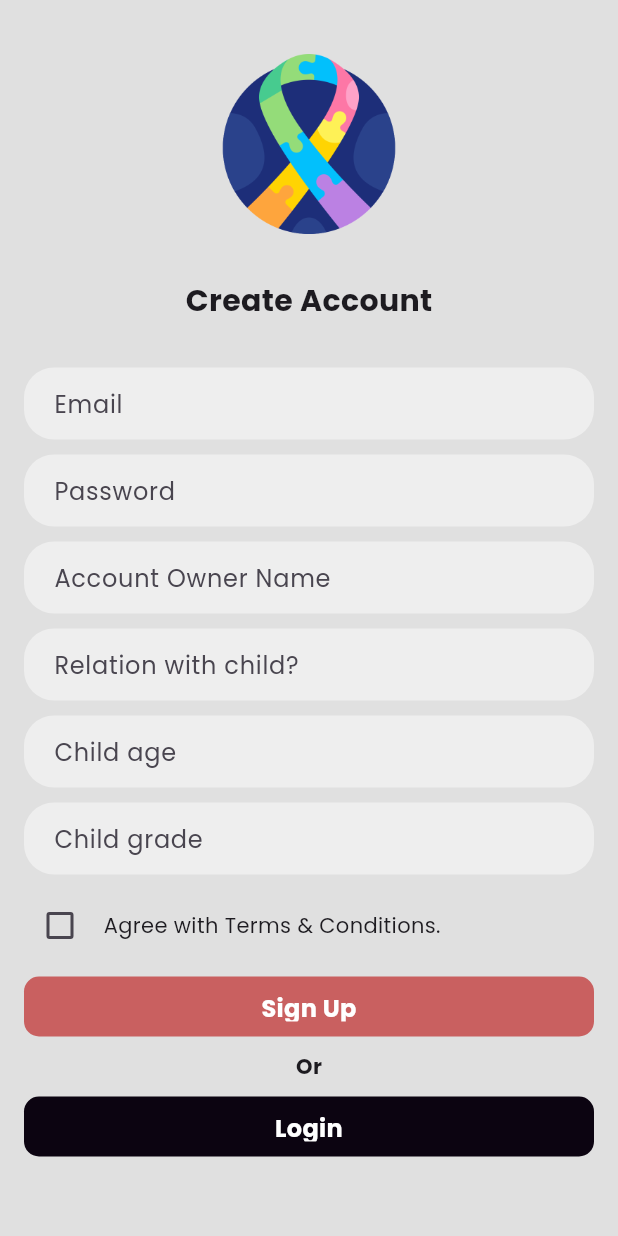
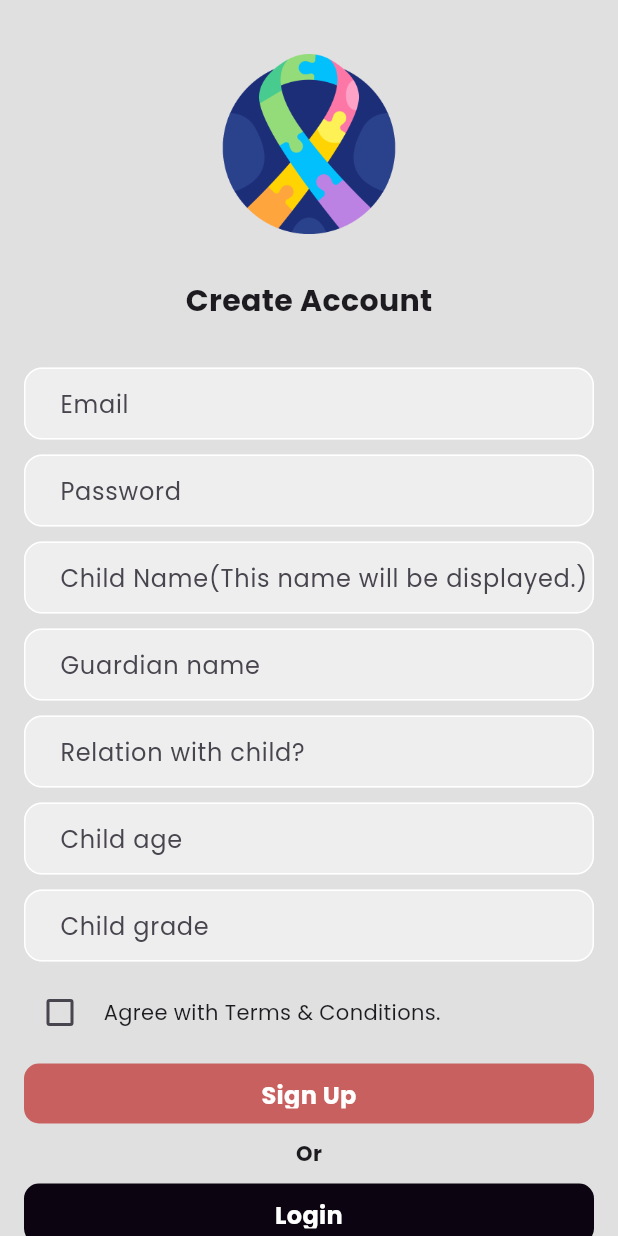
Before and after one commit to faisal-shohag/Autism-Spectrum-Disorder_Flutter_ML, a Flutter app: the screen it shows after launch, after a tap on "Sign Up", on a phone screen of 412 x 824 dp. Run offline on Flutter 3.47's test engine with Material 2 defaults, Android fonts, the light colour scheme and no system bars; our stand-ins replace dio, dropdown_textfield, firebase_auth, firebase_core, flutter_animate, google_fonts and 2 more; missing offline and left inert: r_nav_n_sheet; accounts and stored records are empty.

Commit message:
sign_in & sign up method & screen added

```diff
--- a/lib/components/input.dart
+++ b/lib/components/input.dart
@@ -1,29 +1,44 @@
+import 'package:asd/const/color.dart';
 import 'package:flutter/material.dart';
 
 class InputTextField extends StatelessWidget {
   final String? hintText;
   final TextEditingController controller;
   final TextInputType keyboardType;
-  InputTextField(
-      {super.key,
-      required this.hintText,
-      required this.controller,
-      required this.keyboardType});
+  final bool obscureText;
+  InputTextField({
+    super.key,
+    required this.hintText,
+    required this.controller,
+    required this.keyboardType,
+    required this.obscureText,
+  });
 
   @override
   Widget build(BuildContext context) {
     return Container(
-      padding: EdgeInsets.only(left: 20),
-      decoration: BoxDecoration(
-        borderRadius: BorderRadius.circular(20),
-        color: Colors.grey[200],
-      ),
+      // padding: EdgeInsets.only(left: 20),
+      // decoration: BoxDecoration(
+      //   borderRadius: BorderRadius.circular(20),
+      //   // color: Colors.grey[200],
+      // ),
       child: TextField(
         controller: controller,
+        obscureText: obscureText,
         decoration: InputDecoration(
-          enabledBorder: InputBorder.none,
+          contentPadding: EdgeInsets.only(left: 20),
+          enabledBorder: OutlineInputBorder(
+            borderRadius: BorderRadius.circular(12),
+            borderSide: BorderSide(color: Colors.white),
+          ),
           hintText: hintText,
-          focusedBorder: InputBorder.none,
+          focusedBorder: OutlineInputBorder(
+            borderRadius: BorderRadius.circular(12),
+            borderSide: BorderSide(color: color2.withOpacity(0.3)),
+            gapPadding: 0,
+          ),
+          filled: true,
+          fillColor: Colors.grey[200],
         ),
         keyboardType: TextInputType.emailAddress,
       ),
--- a/lib/main.dart
+++ b/lib/main.dart
@@ -3,7 +3,9 @@ import 'package:asd/components/sheet.dart';
 import 'package:asd/models/myData.dart';
 import 'package:asd/components/diagnosis_form.dart';
 import 'package:asd/screens/home.dart';
-import 'package:asd/screens/login.dart';
+// import 'package:asd/screens/login.dart';
+import 'package:asd/services/authmiddle.dart';
+import 'package:firebase_auth/firebase_auth.dart';
 // import 'package:asd/services/server.dart';
 import 'package:flutter/material.dart';
 import 'package:flutter/scheduler.dart';
@@ -14,7 +16,14 @@ import 'package:r_nav_n_sheet/r_nav_n_sheet.dart';
 import 'package:remixicon/remixicon.dart';
 import 'package:google_fonts/google_fonts.dart';
 
-void main() {
+import 'package:firebase_core/firebase_core.dart';
+import 'firebase_options.dart';
+
+void main() async {
+  WidgetsFlutterBinding.ensureInitialized();
+  await Firebase.initializeApp(
+    options: DefaultFirebaseOptions.currentPlatform,
+  );
   runApp(ChangeNotifierProvider(
     create: (context) => MyData(),
     child: const MyApp(),
@@ -63,7 +72,7 @@ class _MyAppState extends State<MyApp> {
         //     .apply(fontFamily: GoogleFonts.poppins().fontFamily),
       ),
       themeMode: _themeMode,
-      home: LoginPage(),
+      home: AuthCheck(),
     );
   }
 }
@@ -77,15 +86,15 @@ class _MyAppState extends State<MyApp> {
 //       )
 
 class MyHomePage extends StatefulWidget {
-  const MyHomePage({
+  MyHomePage({
     super.key,
-    required this.title,
-    required this.handleBrightnessChange,
-    required this.useLightMode,
+    this.title,
+    this.handleBrightnessChange,
+    this.useLightMode,
   });
-  final String title;
-  final bool useLightMode;
-  final void Function(bool useLightMode) handleBrightnessChange;
+  final String? title;
+  final bool? useLightMode;
+  final void Function(bool useLightMode)? handleBrightnessChange;
 
   @override
   State<MyHomePage> createState() => _MyHomePageState();
@@ -105,20 +114,39 @@ class _MyHomePageState extends State<MyHomePage> {
 
   var currentIndex = 0;
 
+  Future signOut() async {
+    await FirebaseAuth.instance.signOut();
+    // debugPrint('SignOut');
+  }
+
   @override
   Widget build(BuildContext context) {
     // var theme = Theme.of(context);
     return Scaffold(
       appBar: AppBar(
         title: Text(
-          widget.title,
+          'ASDx',
           style: GoogleFonts.montserrat(),
         ),
-        actions: <Widget>[
-          _BrightnessButton(
-            handleBrightnessChange: widget.handleBrightnessChange,
+        actions: [
+          GestureDetector(
+            onTap: () {
+              signOut();
+            },
+            child: Container(
+              padding: EdgeInsets.only(right: 20),
+              child: Icon(
+                Remix.logout_box_line,
+              ),
+            ),
           ),
         ],
+
+        // actions: <Widget>[
+        //   _BrightnessButton(
+        //     handleBrightnessChange: widget.handleBrightnessChange,
+        //   ),
+        // ],
       ),
       body: screens[currentIndex],
       bottomNavigationBar: RNavNSheet(
--- a/lib/screens/login.dart
+++ b/lib/screens/login.dart
@@ -1,10 +1,14 @@
 import 'package:asd/components/button.dart';
-import 'package:asd/const/color.dart';
-import 'package:asd/main.dart';
+// import 'package:asd/const/color.dart';
+// import 'package:asd/main.dart';
 import 'package:asd/screens/signup.dart';
+import 'package:firebase_auth/firebase_auth.dart';
 import 'package:flutter/material.dart';
-import 'package:flutter/scheduler.dart';
-import 'package:flutter_animate/flutter_animate.dart';
+// import 'package:flutter/scheduler.dart';
+// import 'package:flutter_animate/flutter_animate.dart';
+import 'package:asd/components/snackBars.dart';
+
+import '../components/input.dart';
 
 class LoginPage extends StatefulWidget {
   const LoginPage({super.key});
@@ -14,18 +18,14 @@ class LoginPage extends StatefulWidget {
 }
 
 class _LoginPageState extends State<LoginPage> {
-  ThemeMode _themeMode = ThemeMode.light;
+  TextEditingController email = TextEditingController();
+  TextEditingController password = TextEditingController();
 
-  bool get useLightMode {
-    switch (_themeMode) {
-      case ThemeMode.system:
-        return SchedulerBinding.instance.window.platformBrightness ==
-            Brightness.light;
-      case ThemeMode.light:
-        return true;
-      case ThemeMode.dark:
-        return false;
-    }
+  Future sinIn() async {
+    await FirebaseAuth.instance.signInWithEmailAndPassword(
+      email: email.text.trim(),
+      password: password.text.trim(),
+    );
   }
 
   @override
@@ -59,38 +59,20 @@ class _LoginPageState extends State<LoginPage> {
                   SizedBox(
                     height: 50,
                   ),
-                  Container(
-                    padding: EdgeInsets.only(left: 20),
-                    decoration: BoxDecoration(
-                      borderRadius: BorderRadius.circular(20),
-                      color: Colors.grey[200],
-                    ),
-                    child: TextField(
-                      decoration: InputDecoration(
-                        enabledBorder: InputBorder.none,
-                        hintText: 'Email',
-                        focusedBorder: InputBorder.none,
-                      ),
-                      keyboardType: TextInputType.emailAddress,
-                    ),
+                  InputTextField(
+                    obscureText: false,
+                    hintText: 'Email',
+                    controller: email,
+                    keyboardType: TextInputType.emailAddress,
                   ),
                   SizedBox(
-                    height: 20,
+                    height: 10,
                   ),
-                  Container(
-                    padding: EdgeInsets.only(left: 20),
-                    decoration: BoxDecoration(
-                      borderRadius: BorderRadius.circular(20),
-                      color: Colors.grey[200],
-                    ),
-                    child: TextField(
-                      decoration: InputDecoration(
-                        enabledBorder: InputBorder.none,
-                        hintText: 'Password',
-                        focusedBorder: InputBorder.none,
-                      ),
-                      keyboardType: TextInputType.visiblePassword,
-                    ),
+                  InputTextField(
+                    obscureText: true,
+                    hintText: 'Password',
+                    controller: password,
+                    keyboardType: TextInputType.visiblePassword,
                   ),
                   SizedBox(
                     height: 10,
@@ -108,19 +90,10 @@ class _LoginPageState extends State<LoginPage> {
                   ),
                   GestureDetector(
                     onTap: () => {
-                      Navigator.push(
-                          context,
-                          MaterialPageRoute(
-                              builder: (context) => MyHomePage(
-                                    title: 'AutiScope',
-                                    useLightMode: useLightMode,
-                                    handleBrightnessChange: (useLightMode) =>
-                                        setState(() {
-                                      _themeMode = useLightMode
-                                          ? ThemeMode.light
-                                          : ThemeMode.dark;
-                                    }),
-                                  )))
+                      (email.text.trim() != "" && password.text.trim() != "")
+                          ? sinIn()
+                          : ErrorSnackBar(
+                              context, 'Please fill all the fields!')
                     },
                     child: FullButton(
                       buttonText: 'Login',
--- a/lib/screens/signup.dart
+++ b/lib/screens/signup.dart
@@ -1,11 +1,13 @@
 import 'package:asd/components/button.dart';
 import 'package:asd/components/input.dart';
 import 'package:asd/const/color.dart';
-import 'package:asd/main.dart';
+// import 'package:asd/const/color.dart';
+// import 'package:asd/main.dart';
 import 'package:asd/screens/login.dart';
+import 'package:firebase_auth/firebase_auth.dart';
 import 'package:flutter/material.dart';
-import 'package:flutter/scheduler.dart';
-import 'package:flutter_animate/flutter_animate.dart';
+// import 'package:flutter/scheduler.dart';
+// import 'package:flutter_animate/flutter_animate.dart';
 
 class SignUpPage extends StatefulWidget {
   const SignUpPage({super.key});
@@ -15,28 +17,40 @@ class SignUpPage extends StatefulWidget {
 }
 
 class _SignUpPageState extends State<SignUpPage> {
-  ThemeMode _themeMode = ThemeMode.light;
-
-  bool get useLightMode {
-    switch (_themeMode) {
-      case ThemeMode.system:
-        return SchedulerBinding.instance.window.platformBrightness ==
-            Brightness.light;
-      case ThemeMode.light:
-        return true;
-      case ThemeMode.dark:
-        return false;
-    }
-  }
-
   TextEditingController email = TextEditingController();
   TextEditingController password = TextEditingController();
-  TextEditingController name = TextEditingController();
+  TextEditingController guardian = TextEditingController();
+  TextEditingController displayName = TextEditingController();
   TextEditingController relationWith = TextEditingController();
   TextEditingController childAge = TextEditingController();
   TextEditingController childGrade = TextEditingController();
 
   bool checkVal = false;
+
+  Future signUp(context) async {
+    try {
+      var res = await FirebaseAuth.instance.createUserWithEmailAndPassword(
+        email: email.text.trim(),
+        password: password.text.trim(),
+      );
+    } on FirebaseAuthException catch (error) {
+      debugPrint(error.toString());
+      ErrorSnackBar(context, error.toString());
+    }
+    // debugPrint(res.toString());
+  }
+
+  void ErrorSnackBar(context, text) {
+    ScaffoldMessenger.of(context).showSnackBar(SnackBar(
+      content: Text(
+        text,
+        style: TextStyle(
+          color: Colors.white,
+        ),
+      ),
+      backgroundColor: colorRed,
+    ));
+  }
 
   @override
   Widget build(BuildContext context) {
@@ -71,6 +85,7 @@ class _SignUpPageState extends State<SignUpPage> {
                     height: 30,
                   ),
                   InputTextField(
+                    obscureText: false,
                     hintText: 'Email',
                     controller: email,
                     keyboardType: TextInputType.emailAddress,
@@ -79,6 +94,7 @@ class _SignUpPageState extends State<SignUpPage> {
                     height: 10,
                   ),
                   InputTextField(
+                    obscureText: true,
                     hintText: 'Password',
                     controller: password,
                     keyboardType: TextInputType.visiblePassword,
@@ -87,14 +103,25 @@ class _SignUpPageState extends State<SignUpPage> {
                     height: 10,
                   ),
                   InputTextField(
-                    hintText: 'Account Owner Name',
-                    controller: name,
+                    obscureText: false,
+                    hintText: 'Child Name(This name will be displayed.)',
+                    controller: displayName,
                     keyboardType: TextInputType.text,
                   ),
                   SizedBox(
                     height: 10,
                   ),
                   InputTextField(
+                    obscureText: false,
+                    hintText: 'Guardian name',
+                    controller: guardian,
+                    keyboardType: TextInputType.text,
+                  ),
+                  SizedBox(
+                    height: 10,
+                  ),
+                  InputTextField(
+                    obscureText: false,
                     hintText: 'Relation with child?',
                     controller: relationWith,
                     keyboardType: TextInputType.text,
@@ -103,6 +130,7 @@ class _SignUpPageState extends State<SignUpPage> {
                     height: 10,
                   ),
                   InputTextField(
+                    obscureText: false,
                     hintText: 'Child age',
                     controller: childAge,
                     keyboardType: TextInputType.number,
@@ -111,6 +139,7 @@ class _SignUpPageState extends State<SignUpPage> {
                     height: 10,
                   ),
                   InputTextField(
+                    obscureText: false,
                     hintText: 'Child grade',
                     controller: childGrade,
                     keyboardType: TextInputType.number,
@@ -136,21 +165,7 @@ class _SignUpPageState extends State<SignUpPage> {
                   ),
                   checkVal
                       ? GestureDetector(
-                          onTap: () => {
-                            Navigator.push(
-                                context,
-                                MaterialPageRoute(
-                                    builder: (context) => MyHomePage(
-                                          title: 'AutiScope',
-                                          useLightMode: useLightMode,
-                                          handleBrightnessChange:
-                                              (useLightMode) => setState(() {
-                                            _themeMode = useLightMode
-                                                ? ThemeMode.light
-                                                : ThemeMode.dark;
-                                          }),
-                                        )))
-                          },
+                          onTap: () => {signUp(context)},
                           child: FullButton(
                             buttonText: 'Sign Up',
                             buttonColor: Color.fromARGB(255, 221, 56, 56),
--- /dev/null
+++ b/lib/services/authmiddle.dart
@@ -0,0 +1,23 @@
+import 'package:asd/main.dart';
+import 'package:asd/screens/login.dart';
+import 'package:firebase_auth/firebase_auth.dart';
+import 'package:flutter/material.dart';
+
+class AuthCheck extends StatelessWidget {
+  const AuthCheck({super.key});
+
+  @override
+  Widget build(BuildContext context) {
+    return Scaffold(
+      body: StreamBuilder<User?>(
+        stream: FirebaseAuth.instance.authStateChanges(),
+        builder: (context, snapshot) {
+          if (snapshot.hasData) {
+            return MyHomePage();
+          }
+          return LoginPage();
+        },
+      ),
+    );
+  }
+}
--- a/pubspec.yaml
+++ b/pubspec.yaml
@@ -46,6 +46,7 @@ dependencies:
   dropdown_textfield: ^1.0.8
   google_fonts: ^6.0.0
   provider: ^6.0.5
+  firebase_auth: ^4.10.0
 
 
 
```
Also changed, not shown: lib/components/snackBars.dart (added, +14 -0 lines), lib/models/user.dart (added, +73 -0 lines), lib/firebase_options.dart (added), pubspec.lock, 9 other files.
